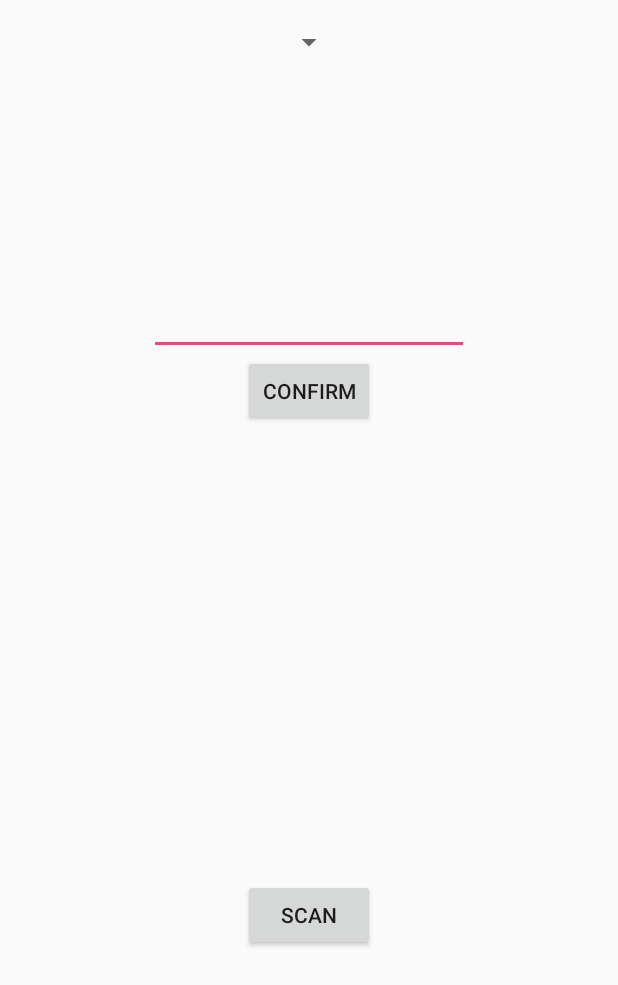
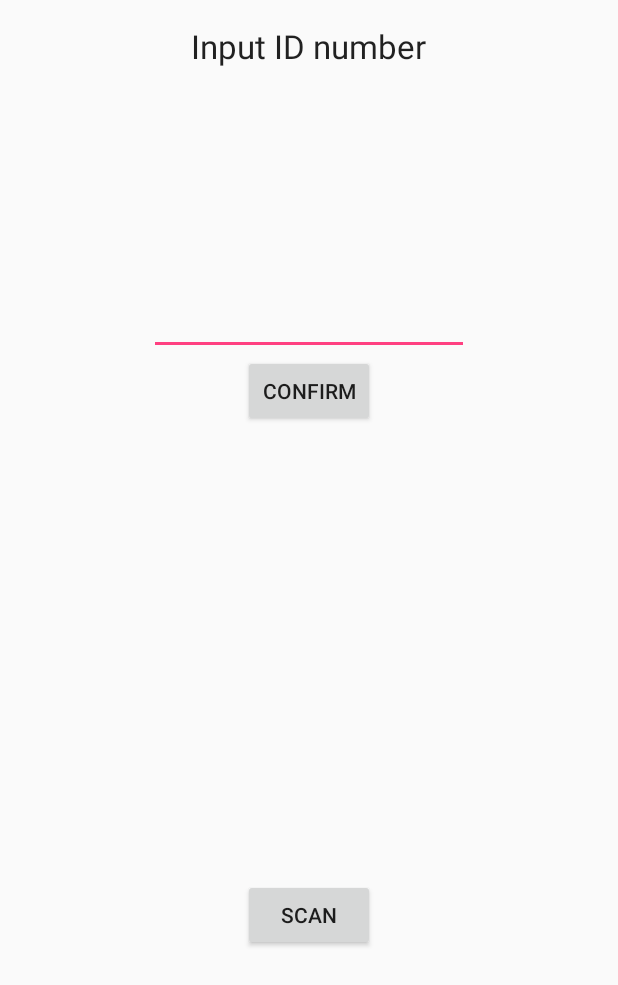
Before and after one commit to seth12619/New-ADMU-Ewallet, an Android app: the layout content_main.xml on its own in the app's theme, with its tools: preview values and no code run, on a phone screen of 412 x 824 dp. Shown: the top 985 px of the screen. Run offline under Robolectric (Android 15) with nearby library versions, the phone set to English and light mode, and no system bars.

Commit message:
Loading Terminal
- stuff

```diff
--- a/LoadingTerminal/app/src/main/res/layout/content_main.xml
+++ b/LoadingTerminal/app/src/main/res/layout/content_main.xml
@@ -22,13 +22,6 @@
             android:layout_centerVertical="true"
             android:layout_centerHorizontal="true" />
 
-        <Spinner
-            android:layout_width="wrap_content"
-            android:layout_height="wrap_content"
-            android:id="@+id/spinner"
-            android:layout_alignParentTop="true"
-            android:layout_centerHorizontal="true" />
-
         <Button
             android:layout_width="wrap_content"
             android:layout_height="wrap_content"
@@ -37,6 +30,15 @@
             android:onClick="confirm"
             android:layout_gravity="center_vertical"
             android:layout_below="@+id/id_number"
+            android:layout_centerHorizontal="true" />
+
+        <TextView
+            android:layout_width="wrap_content"
+            android:layout_height="wrap_content"
+            android:textAppearance="?android:attr/textAppearanceLarge"
+            android:text="Input ID number"
+            android:id="@+id/textView4"
+            android:layout_alignParentTop="true"
             android:layout_centerHorizontal="true" />
     </RelativeLayout>
 
```
